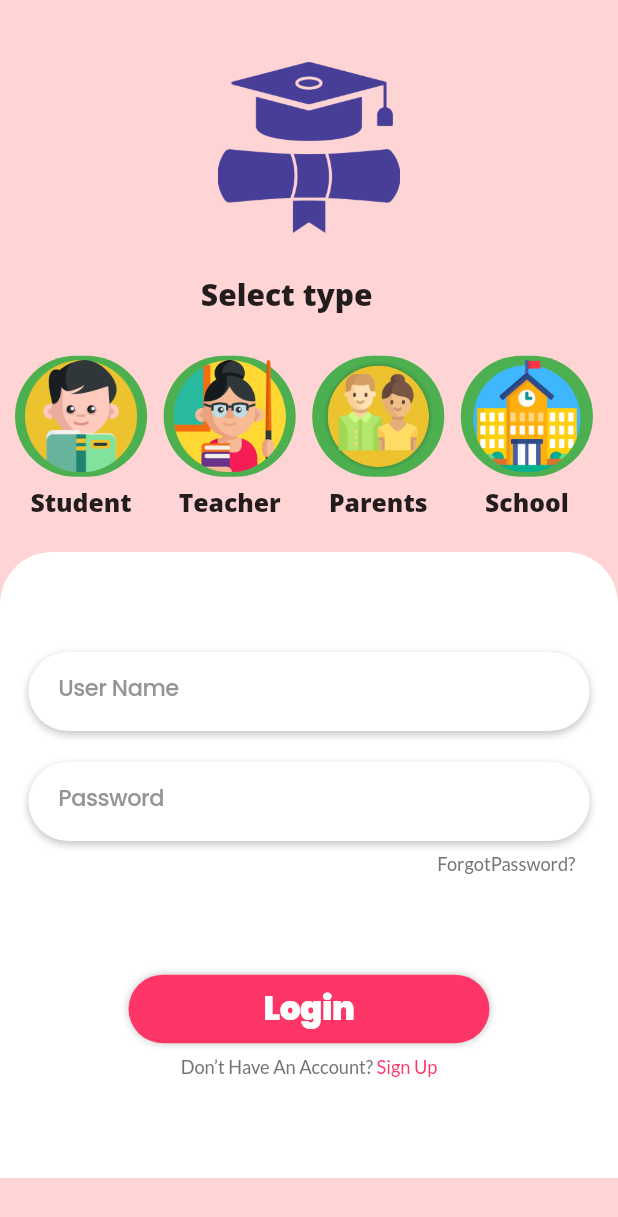
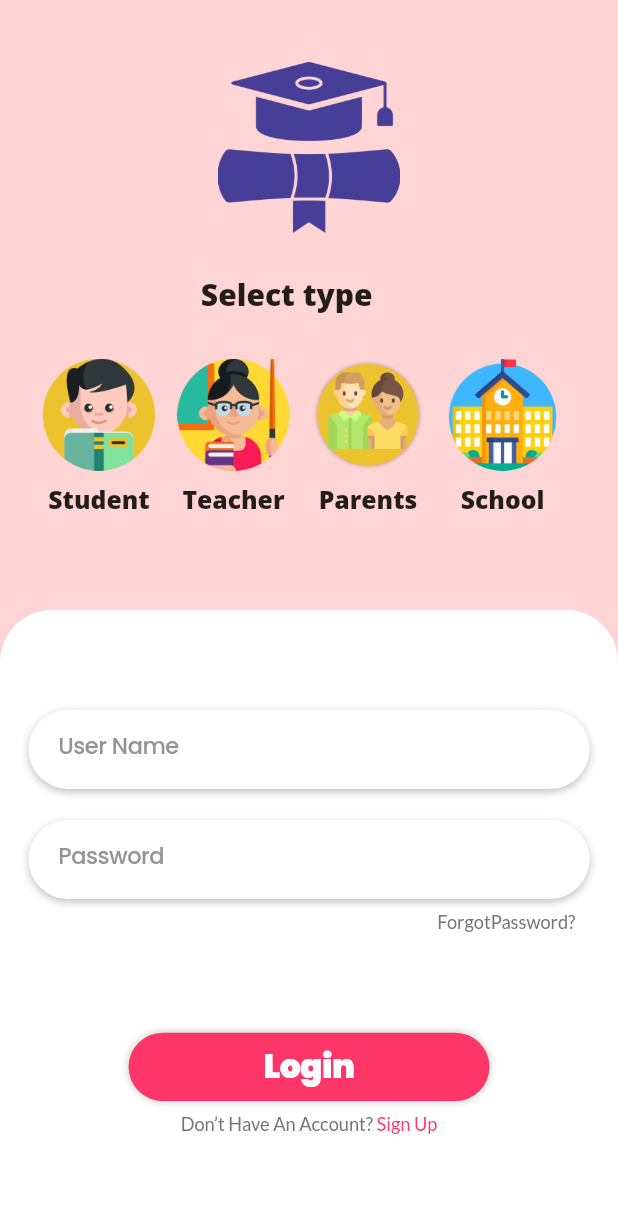
Before and after one commit to Ankitkj1999/QES---School-Management, a Flutter app: the LoginView screen opened by its route, on a phone screen of 412 x 824 dp. Shown: the top 1217 px of the screen. Run offline on Flutter 3.47's test engine with Material 2 defaults, Android fonts, the light colour scheme and no system bars; our stand-ins replace carousel_slider, flutter_calendar_carousel, get, getwidget; missing offline and left inert: dart:ffi.

Commit message:
on profile secect routed on login

```diff
--- a/lib/app/modules/login/views/login_view.dart
+++ b/lib/app/modules/login/views/login_view.dart
@@ -24,7 +24,7 @@ class LoginView extends GetView<LoginController> {
             width: Get.width,
             color: Color(0XFFFFD4d4),
             child: Column(
-              // mainAxisAlignment: MainAxisAlignment.spaceBetween,
+              mainAxisAlignment: MainAxisAlignment.spaceBetween,
               children: <Widget>[
                 topView,
                 SizedBox(
@@ -95,8 +95,8 @@ class LoginView extends GetView<LoginController> {
                     controller.selectedSchool.value = false;
                   },
                   borderColor: controller.selectedStudent.value
-                      ? Colors.red
-                      : Colors.green,
+                      ? Color(0xff473f97)
+                      : Colors.transparent,
                   iconName: AppIcons
                       .studentIcon, // Replace this with the actual asset path
                   txt: 'Student',
@@ -115,8 +115,9 @@ class LoginView extends GetView<LoginController> {
                 controller.selectedParent.value = false;
                 controller.selectedSchool.value = false;
               },
-              borderColor:
-                  controller.selectedTeacher.value ? Colors.red : Colors.green,
+              borderColor: controller.selectedTeacher.value
+                  ? Color(0xff473f97)
+                  : Colors.transparent,
 
               iconName: AppIcons
                   .teacherIcon, // Replace this with the actual asset path
@@ -133,8 +134,9 @@ class LoginView extends GetView<LoginController> {
                     .onToggleSelectedParent(!controller.selectedParent.value);
                 controller.selectedSchool.value = false;
               },
-              borderColor:
-                  controller.selectedParent.value ? Colors.red : Colors.green,
+              borderColor: controller.selectedParent.value
+                  ? Color(0xff473f97)
+                  : Colors.transparent,
 
               iconName: AppIcons
                   .parentsIcon, // Replace this with the actual asset path
@@ -153,8 +155,8 @@ class LoginView extends GetView<LoginController> {
                     .onToggleSelectedSchool(!controller.selectedSchool.value);
               },
               borderColor: controller.selectedSchool.value == true
-                  ? Colors.red
-                  : Colors.green,
+                  ? Color(0xff473f97)
+                  : Colors.transparent,
 
               iconName: AppIcons
                   .schoolIcons, // Replace this with the actual asset path
@@ -398,12 +400,14 @@ class ProfileButton extends StatelessWidget {
         GestureDetector(
             onTap: onPressed,
             child: Container(
-              padding: EdgeInsets.all(3),
+              // padding: EdgeInsets.all(2),
+
               decoration: BoxDecoration(
                   borderRadius: BorderRadius.circular(60), color: borderColor),
               child: Container(
+                margin: EdgeInsets.all(2),
                 height: getMediaSize(68),
-                width: getMediaSize(getMediaSize(68)),
+                width: getMediaSize(68),
                 child: Image.asset(iconName), // Use iconName as the asset path
               ),
             )),
```
Also changed, not shown: lib/app/modules/login/controllers/login_controller.dart (+17 -2 lines).
